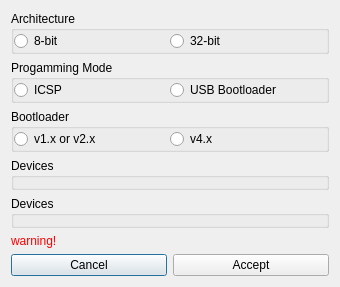
Old version of the form qtgui/frames/board_config.ui in the repository PinguinoIDE/pinguino-ide.
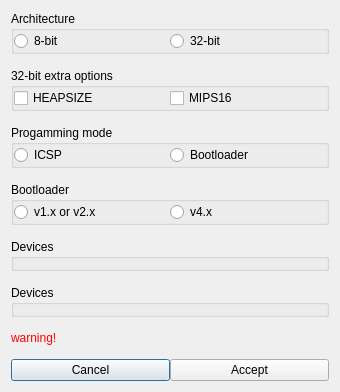
New version of the form.

```diff
--- a/qtgui/frames/board_config.ui
+++ b/qtgui/frames/board_config.ui
@@ -7,13 +7,16 @@
     <x>0</x>
     <y>0</y>
     <width>336</width>
-    <height>274</height>
+    <height>382</height>
    </rect>
   </property>
   <property name="windowTitle">
    <string>Board Config</string>
   </property>
   <layout class="QGridLayout" name="gridLayout_5">
+   <property name="verticalSpacing">
+    <number>14</number>
+   </property>
    <item row="0" column="0">
     <widget class="QGroupBox" name="groupBox_arch">
      <property name="autoFillBackground">
@@ -46,7 +49,36 @@
      </layout>
     </widget>
    </item>
-   <item row="6" column="0">
+   <item row="2" column="0">
+    <widget class="QGroupBox" name="groupBox_mode">
+     <property name="title">
+      <string>Progamming mode</string>
+     </property>
+     <layout class="QGridLayout" name="gridLayout_2">
+      <property name="margin">
+       <number>0</number>
+      </property>
+      <property name="spacing">
+       <number>0</number>
+      </property>
+      <item row="0" column="0">
+       <widget class="QRadioButton" name="radioButton_mode_icsp">
+        <property name="text">
+         <string notr="true">ICSP</string>
+        </property>
+       </widget>
+      </item>
+      <item row="0" column="1">
+       <widget class="QRadioButton" name="radioButton_mode_bootloader">
+        <property name="text">
+         <string>Bootloader</string>
+        </property>
+       </widget>
+      </item>
+     </layout>
+    </widget>
+   </item>
+   <item row="7" column="0">
     <spacer name="verticalSpacer">
      <property name="orientation">
       <enum>Qt::Vertical</enum>
@@ -59,7 +91,7 @@
      </property>
     </spacer>
    </item>
-   <item row="3" column="0">
+   <item row="4" column="0">
     <widget class="QGroupBox" name="groupBox_devices_8">
      <property name="title">
       <string>Devices</string>
@@ -83,36 +115,7 @@
      </layout>
     </widget>
    </item>
-   <item row="1" column="0">
-    <widget class="QGroupBox" name="groupBox_mode">
-     <property name="title">
-      <string>Progamming Mode</string>
-     </property>
-     <layout class="QGridLayout" name="gridLayout_2">
-      <property name="margin">
-       <number>0</number>
-      </property>
-      <property name="spacing">
-       <number>0</number>
-      </property>
-      <item row="0" column="0">
-       <widget class="QRadioButton" name="radioButton_mode_icsp">
-        <property name="text">
-         <string notr="true">ICSP</string>
-        </property>
-       </widget>
-      </item>
-      <item row="0" column="1">
-       <widget class="QRadioButton" name="radioButton_mode_bootloader">
-        <property name="text">
-         <string>USB Bootloader</string>
-        </property>
-       </widget>
-      </item>
-     </layout>
-    </widget>
-   </item>
-   <item row="2" column="0">
+   <item row="3" column="0">
     <widget class="QGroupBox" name="groupBox_bootloader">
      <property name="title">
       <string>Bootloader</string>
@@ -141,31 +144,7 @@
      </layout>
     </widget>
    </item>
-   <item row="4" column="0">
-    <widget class="QGroupBox" name="groupBox_devices_32">
-     <property name="title">
-      <string>Devices</string>
-     </property>
-     <layout class="QGridLayout" name="gridLayout_7">
-      <property name="leftMargin">
-       <number>0</number>
-      </property>
-      <property name="rightMargin">
-       <number>0</number>
-      </property>
-      <property name="bottomMargin">
-       <number>0</number>
-      </property>
-      <property name="spacing">
-       <number>0</number>
-      </property>
-      <item row="0" column="0">
-       <layout class="QGridLayout" name="gridLayout_device_32"/>
-      </item>
-     </layout>
-    </widget>
-   </item>
-   <item row="8" column="0">
+   <item row="9" column="0">
     <layout class="QGridLayout" name="gridLayout_6">
      <item row="0" column="0">
       <widget class="QPushButton" name="pushButton_cancel">
@@ -183,7 +162,7 @@
      </item>
     </layout>
    </item>
-   <item row="7" column="0">
+   <item row="8" column="0">
     <widget class="QLabel" name="label_warning">
      <property name="styleSheet">
       <string notr="true">color: rgb(255, 0, 0);</string>
@@ -193,6 +172,59 @@
      </property>
     </widget>
    </item>
+   <item row="6" column="0">
+    <widget class="QGroupBox" name="groupBox_devices_32">
+     <property name="title">
+      <string>Devices</string>
+     </property>
+     <layout class="QGridLayout" name="gridLayout_7">
+      <property name="leftMargin">
+       <number>0</number>
+      </property>
+      <property name="rightMargin">
+       <number>0</number>
+      </property>
+      <property name="bottomMargin">
+       <number>0</number>
+      </property>
+      <property name="spacing">
+       <number>0</number>
+      </property>
+      <item row="0" column="0">
+       <layout class="QGridLayout" name="gridLayout_device_32"/>
+      </item>
+     </layout>
+    </widget>
+   </item>
+   <item row="1" column="0">
+    <widget class="QGroupBox" name="groupBox_extra">
+     <property name="title">
+      <string>32-bit extra options</string>
+     </property>
+     <layout class="QGridLayout" name="gridLayout_8">
+      <property name="margin">
+       <number>0</number>
+      </property>
+      <property name="spacing">
+       <number>0</number>
+      </property>
+      <item row="0" column="0">
+       <widget class="QCheckBox" name="checkBox_heapsize">
+        <property name="text">
+         <string>HEAPSIZE</string>
+        </property>
+       </widget>
+      </item>
+      <item row="0" column="1">
+       <widget class="QCheckBox" name="checkBox_mips16">
+        <property name="text">
+         <string>MIPS16</string>
+        </property>
+       </widget>
+      </item>
+     </layout>
+    </widget>
+   </item>
   </layout>
  </widget>
  <resources/>
```
Left out of the diff: 67 changed lines with no effect on the pictures.
